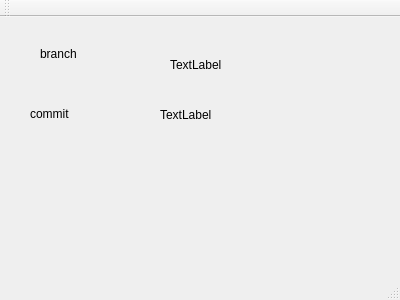
Old version of the form testGit/mainwindow.ui in the repository cyniu88/QT_kurs.
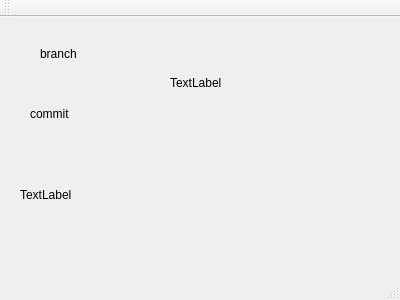
New version of the form.

Commit message: dodano poprawki pdo windows 10

```diff
--- a/testGit/mainwindow.ui
+++ b/testGit/mainwindow.ui
@@ -44,9 +44,9 @@
     <property name="geometry">
      <rect>
       <x>170</x>
-      <y>40</y>
+      <y>35</y>
       <width>201</width>
-      <height>16</height>
+      <height>61</height>
      </rect>
     </property>
     <property name="text">
@@ -56,9 +56,9 @@
    <widget class="QLabel" name="label_commit">
     <property name="geometry">
      <rect>
-      <x>160</x>
-      <y>90</y>
-      <width>201</width>
+      <x>20</x>
+      <y>170</y>
+      <width>371</width>
       <height>16</height>
      </rect>
     </property>
```
The commit also changes 4 other files.
